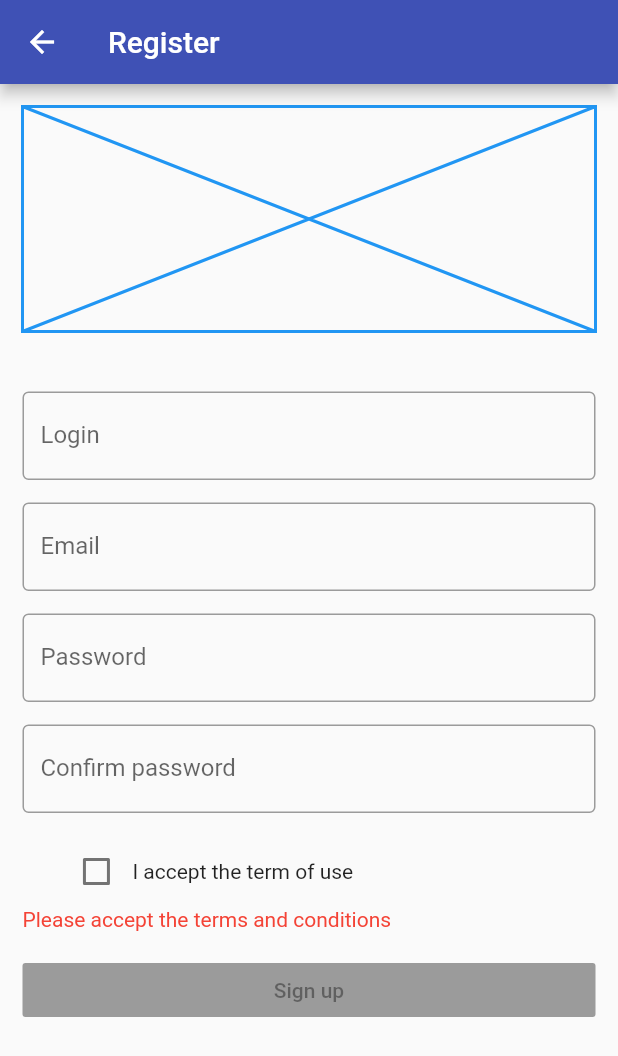
After one commit to merlinofcha0s/sortyquizz-app, a Flutter app: the RegisterScreen screen opened by its route, on a phone screen of 412 x 824 dp. The commit adds this screen. Shown: the top 1056 px of the screen. Run offline on Flutter 3.47's test engine with Material 2 defaults, Android fonts, the phone set to English and light mode, and no system bars; our stand-ins replace rxdart; missing offline and left inert: dart_json_mapper.

Commit message:
id : #4gkhq2 Register page in progress

```diff
--- a/lib/app.dart
+++ b/lib/app.dart
@@ -3,9 +3,12 @@ import 'dart:io';
 
 import 'package:SortyQuizz/environement.dart';
 import 'package:SortyQuizz/routes.dart';
+import 'package:SortyQuizz/ui/account/register/RegisterScreen.dart';
 import 'package:flutter/cupertino.dart';
 import 'package:flutter/material.dart';
 
+import 'bloc/bloc_provider.dart';
+import 'bloc/register_bloc.dart';
 import 'ui/main/login_screen.dart';
 import 'ui/quizz/quizz_screen.dart';
 
@@ -27,6 +30,10 @@ class SortyQuizzApp extends StatelessWidget {
         QuizzRoutes.quizz: (context) {
           return QuizzScreen();
         },
+        QuizzRoutes.register: (context) {
+          return BlocProvider<RegisterBloc>(
+              bloc: RegisterBloc(), child: RegisterScreen());
+        }
       },
     );
   }
--- /dev/null
+++ b/lib/bloc/register_bloc.dart
@@ -0,0 +1,56 @@
+import 'dart:async';
+
+import 'package:SortyQuizz/bloc/bloc.dart';
+import 'package:SortyQuizz/mixins/validators_mixin.dart';
+import 'package:rxdart/rxdart.dart';
+
+class RegisterBloc extends Bloc with ValidatorMixin {
+  final _login = BehaviorSubject<String>();
+  final _email = BehaviorSubject<String>();
+  final _password = BehaviorSubject<String>();
+  final _confirmPassword = BehaviorSubject<String>();
+  final _termsAndConditions = BehaviorSubject<bool>();
+
+  Stream<String> get loginStream => _login.stream.transform(validateLogin);
+
+  Stream<String> get emailStream => _email.stream.transform(validateEmail);
+
+  Stream<String> get passwordStream => _password.stream.transform(validatePassword);
+
+  Stream<String> get confirmPasswordStream => _confirmPassword.stream;
+
+  Stream<bool> get termsAndConditionsStream => _termsAndConditions.stream.transform(validateTermsAndCondition);
+
+  Function(String) get changeLogin => _login.sink.add;
+
+  Function(String) get changeEmail => _email.sink.add;
+
+  Function(String) get changePassword => _password.sink.add;
+
+  Function(String) get changeConfirmPassword => _confirmPassword.sink.add;
+
+  Function(bool) get changeTermsAndConditions => _termsAndConditions.sink.add;
+
+  Stream<bool> get submitValid =>  Rx.combineLatest5(loginStream, emailStream, passwordStream,
+      confirmPasswordStream, termsAndConditionsStream, (l, e, p, cp, tc) => true);
+
+  RegisterBloc() {
+    _termsAndConditions.sink.add(false);
+  }
+
+  submit() {
+    final String login = _login.value;
+    final String email = _email.value;
+    final String password = _password.value;
+    print('The login is $login, The email is $email, the password is $password, Calling API.................');
+  }
+
+  @override
+  void dispose() => () {
+        _login.close();
+        _email.close();
+        _password.close();
+        _confirmPassword.close();
+        _termsAndConditions.close();
+      };
+}
--- a/lib/keys.dart
+++ b/lib/keys.dart
@@ -4,4 +4,5 @@ class QuizzKeys {
   static const homeScreen = Key('__loginScreen__');
   static const quizzScreen = Key('__quizzScreen__');
   static const loading = Key('__loading__');
+  static const registerScreen = Key('__registerScreen__');
 }
--- /dev/null
+++ b/lib/mixins/validators_mixin.dart
@@ -0,0 +1,42 @@
+import 'dart:async';
+
+class ValidatorMixin {
+  final validateLogin =
+      StreamTransformer<String, String>.fromHandlers(handleData: (login, sink) {
+    int min = 8;
+    if (login.length >= min) {
+      sink.add(login);
+    } else {
+      sink.addError('The login has to contain more than $min');
+    }
+  });
+
+  final validateEmail =
+      StreamTransformer<String, String>.fromHandlers(handleData: (email, sink) {
+    if (email.contains('@')) {
+      sink.add(email);
+    } else {
+      sink.addError('Please enter a valid address email');
+    }
+  });
+
+  final validatePassword = StreamTransformer<String, String>.fromHandlers(
+      handleData: (password, sink) {
+    int min = 8;
+    if (password.length >= min) {
+      sink.add(password);
+    } else {
+      sink.addError('The password has to contain more than $min');
+    }
+  });
+
+
+  final validateTermsAndCondition = StreamTransformer<bool, bool>.fromHandlers(
+      handleData: (agree, sink) {
+        if (agree) {
+          sink.add(agree);
+        } else {
+          sink.addError('Please accept the terms and conditions');
+        }
+      });
+}
--- a/lib/routes.dart
+++ b/lib/routes.dart
@@ -5,4 +5,5 @@
 class QuizzRoutes {
   static final home = '/';
   static final quizz = '/quizz';
+  static final register = '/register';
 }
--- /dev/null
+++ b/lib/ui/account/register/RegisterScreen.dart
@@ -0,0 +1,139 @@
+import 'package:SortyQuizz/bloc/bloc_provider.dart';
+import 'package:SortyQuizz/bloc/register_bloc.dart';
+import 'package:SortyQuizz/keys.dart';
+import 'package:flutter/material.dart';
+import 'package:flutter/widgets.dart';
+
+class RegisterScreen extends StatelessWidget {
+  final formRegisterState = GlobalKey<FormState>();
+
+  RegisterScreen() : super(key: QuizzKeys.registerScreen);
+
+  @override
+  Widget build(BuildContext context) {
+    final registerBloc = BlocProvider.of<RegisterBloc>(context);
+    return Scaffold(
+        appBar: AppBar(
+          title: Text("Register"),
+        ),
+        body: SingleChildScrollView(
+          padding: const EdgeInsets.all(15.0),
+          child: Column(children: <Widget>[
+            Placeholder(
+              color: Colors.blue,
+              fallbackHeight: 150,
+            ),
+            Padding(padding: EdgeInsets.symmetric(vertical: 20)),
+            Form(
+              key: formRegisterState,
+              child: Wrap(runSpacing: 15, children: <Widget>[
+                loginField(registerBloc),
+                emailField(registerBloc),
+                passwordField(registerBloc),
+                confirmPasswordField(registerBloc),
+                termsAndConditionsField(registerBloc),
+                submit(registerBloc)
+              ]),
+            )
+          ]),
+        ));
+  }
+
+  Widget loginField(RegisterBloc registerBloc) {
+    return StreamBuilder<String>(
+        stream: registerBloc.loginStream,
+        builder: (context, snapshot) {
+          return TextFormField(
+              onChanged: registerBloc.changeLogin,
+              keyboardType: TextInputType.text,
+              decoration: InputDecoration(
+                  border: OutlineInputBorder(),
+                  labelText: 'Login',
+                  errorText: snapshot.error));
+        });
+  }
+
+  Widget emailField(RegisterBloc registerBloc) {
+    return StreamBuilder<String>(
+        stream: registerBloc.emailStream,
+        builder: (context, snapshot) {
+          return TextFormField(
+            onChanged: registerBloc.changeEmail,
+            keyboardType: TextInputType.emailAddress,
+            decoration: InputDecoration(
+                border: OutlineInputBorder(),
+                labelText: 'Email',
+                hintText: 'you@example.com',
+                errorText: snapshot.error),
+          );
+        });
+  }
+
+  Widget passwordField(RegisterBloc registerBloc) {
+    return StreamBuilder<String>(
+        stream: registerBloc.passwordStream,
+        builder: (context, snapshot) {
+          return TextFormField(
+              onChanged: registerBloc.changePassword,
+              obscureText: true,
+              decoration: InputDecoration(
+                  border: OutlineInputBorder(),
+                  labelText: 'Password',
+                  errorText: snapshot.error));
+        });
+  }
+
+  Widget confirmPasswordField(RegisterBloc registerBloc) {
+    return StreamBuilder<String>(
+        stream: registerBloc.confirmPasswordStream,
+        builder: (context, snapshot) {
+          return TextFormField(
+              onChanged: registerBloc.changeConfirmPassword,
+              obscureText: true,
+              decoration: InputDecoration(
+                  border: OutlineInputBorder(),
+                  labelText: 'Confirm password',
+                  errorText: snapshot.error));
+        });
+  }
+
+  Widget termsAndConditionsField(RegisterBloc registerBloc) {
+    return Row(children: <Widget>[
+      StreamBuilder<bool>(
+          stream: registerBloc.termsAndConditionsStream,
+          builder: (context, snapshot) {
+            return Column(
+              children: <Widget>[
+                Row(
+                  mainAxisAlignment: MainAxisAlignment.start,
+                  children: <Widget>[
+                    Checkbox(
+                        onChanged: registerBloc.changeTermsAndConditions,
+                        value: snapshot.hasData ? snapshot.data : false),
+                    Text('I accept the term of use'),
+                  ],
+                ),
+                Visibility(
+                  visible: snapshot.hasError,
+                  child: Text('Please accept the terms and conditions', style: TextStyle(color: Colors.red),),
+                )
+              ],
+            );
+          }),
+    ]);
+  }
+
+  Widget submit(RegisterBloc registerBloc) {
+    return StreamBuilder(
+        stream: registerBloc.submitValid,
+        builder: (context, snapshot) {
+          return RaisedButton(
+            color: Colors.blue,
+            child: Container(
+                width: MediaQuery.of(context).size.width,
+                child: Center(child: Text('Sign up'))),
+            onPressed: snapshot.hasData ? registerBloc.submit : null,
+          );
+        });
+  }
+}
--- a/lib/ui/main/login_screen.dart
+++ b/lib/ui/main/login_screen.dart
@@ -27,6 +27,12 @@ class LoginPage extends StatelessWidget {
                 },
                 child: const Text('Start', style: TextStyle(fontSize: 20)),
               ),
+              RaisedButton(
+                onPressed: () {
+                  Navigator.pushNamed(context, QuizzRoutes.register);
+                },
+                child: const Text('Register', style: TextStyle(fontSize: 20)),
+              ),
             ],
           ),
         )
--- a/pubspec.yaml
+++ b/pubspec.yaml
@@ -28,6 +28,7 @@ dependencies:
   http: 0.12.0+4
   dart_json_mapper: 1.5.8
   dart_json_mapper_flutter: 1.0.0
+  rxdart: 0.23.1
 
 dev_dependencies:
   flutter_test:
```
Also changed, not shown: lib/ui/quizz/quizz_screen.dart (+2 -5 lines), pubspec.lock.
